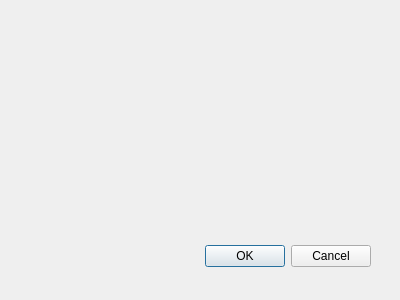
This is ui_tileindex.ui in etiennesky/tileindex as Qt 5 draws it before an edit. The edited form follows.
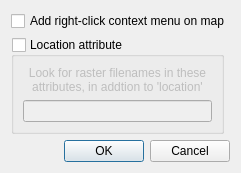
This is the edited form.

Commit message: initial version, with map canvas right click and icon/menu entry

The edit to the form file:
```diff
--- a/ui_tileindex.ui
+++ b/ui_tileindex.ui
@@ -1,33 +1,69 @@
 <ui version="4.0" >
  <class>TileIndex</class>
- <widget class="QDialog" name="TileIndex" >
-  <property name="geometry" >
+ <widget class="QDialog" name="TileIndex">
+  <property name="geometry">
    <rect>
     <x>0</x>
     <y>0</y>
-    <width>400</width>
-    <height>300</height>
+    <width>233</width>
+    <height>155</height>
    </rect>
   </property>
   <property name="windowTitle" >
    <string>TileIndex</string>
   </property>
-  <widget class="QDialogButtonBox" name="buttonBox" >
-   <property name="geometry" >
-    <rect>
-     <x>30</x>
-     <y>240</y>
-     <width>341</width>
-     <height>32</height>
-    </rect>
-   </property>
-   <property name="orientation" >
-    <enum>Qt::Horizontal</enum>
-   </property>
-   <property name="standardButtons" >
-    <set>QDialogButtonBox::Cancel|QDialogButtonBox::Ok</set>
-   </property>
-  </widget>
+  <layout class="QGridLayout" name="gridLayout">
+   <item row="2" column="0" colspan="2">
+    <widget class="QDialogButtonBox" name="buttonBox">
+     <property name="orientation">
+      <enum>Qt::Horizontal</enum>
+     </property>
+     <property name="standardButtons">
+      <set>QDialogButtonBox::Cancel|QDialogButtonBox::Ok</set>
+     </property>
+    </widget>
+   </item>
+   <item row="0" column="0" colspan="2">
+    <widget class="QCheckBox" name="checkBoxContext">
+     <property name="text">
+      <string>Add right-click context menu on map</string>
+     </property>
+    </widget>
+   </item>
+   <item row="1" column="0">
+    <widget class="QGroupBox" name="groupBoxAttribute">
+     <property name="title">
+      <string>Location attribute</string>
+     </property>
+     <property name="checkable">
+      <bool>true</bool>
+     </property>
+     <property name="checked">
+      <bool>false</bool>
+     </property>
+     <layout class="QVBoxLayout" name="verticalLayout">
+      <item>
+       <widget class="QLabel" name="label">
+        <property name="text">
+         <string>Look for raster filenames in these
+attributes, in addtion to 'location'</string>
+        </property>
+        <property name="alignment">
+         <set>Qt::AlignCenter</set>
+        </property>
+       </widget>
+      </item>
+      <item>
+       <widget class="QLineEdit" name="lineEditAttribute">
+        <property name="toolTip">
+         <string>Separate multiple attributes with spaces</string>
+        </property>
+       </widget>
+      </item>
+     </layout>
+    </widget>
+   </item>
+  </layout>
  </widget>
  <resources/>
  <connections>
```
Left out of the diff: 13 changed lines with no effect on the pictures. The commit also changes 5 other files.
